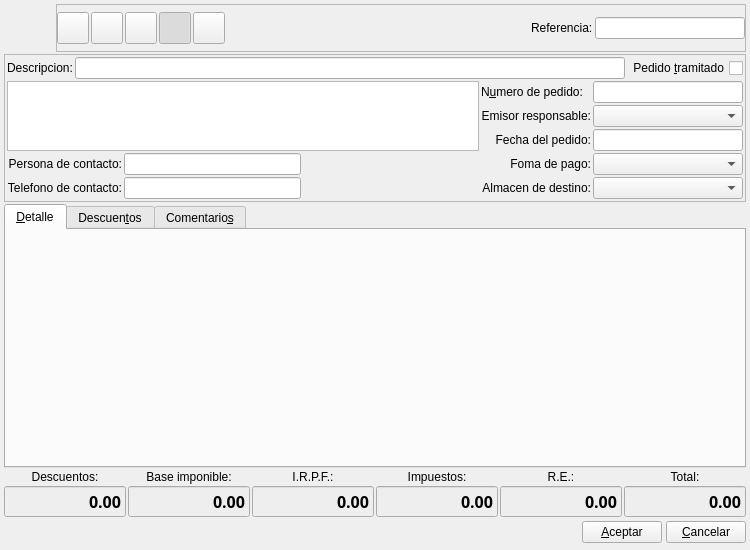
eboladev/Bulmages-1, file bulmages/bulmafact/plugins/pluginbf_proveedorpedido/pedidoproveedorbase.ui: the form before one commit.
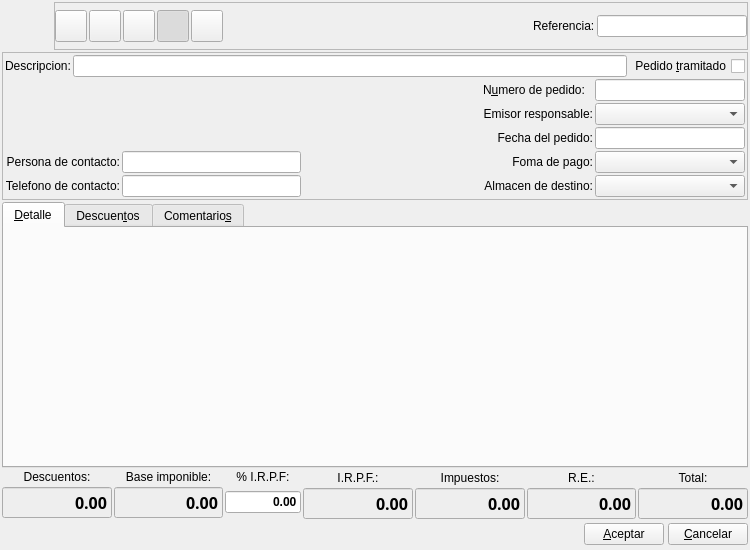
The form after the commit. Icons and pictures are not drawn. Custom widgets are drawn as their Qt base class.

```diff
--- a/bulmages/bulmafact/plugins/pluginbf_proveedorpedido/pedidoproveedorbase.ui
+++ b/bulmages/bulmafact/plugins/pluginbf_proveedorpedido/pedidoproveedorbase.ui
@@ -31,10 +31,7 @@
     <normaloff>:/Images/supplier-purchase-order.png</normaloff>:/Images/supplier-purchase-order.png</iconset>
   </property>
   <layout class="QGridLayout" name="gridLayout_2">
-   <property name="margin">
-    <number>4</number>
-   </property>
-   <item row="0" column="0" colspan="6">
+   <item row="0" column="0" colspan="7">
     <layout class="QHBoxLayout">
      <property name="spacing">
       <number>4</number>
@@ -377,7 +374,7 @@
      </item>
     </layout>
    </item>
-   <item row="1" column="0" colspan="6">
+   <item row="1" column="0" colspan="7">
     <widget class="QFrame" name="frame">
      <property name="minimumSize">
       <size>
@@ -422,7 +419,7 @@
        </widget>
       </item>
       <item row="1" column="0" rowspan="3" colspan="4">
-       <widget class="BlSearchWidget" name="mui_idproveedor">
+       <widget class="BlSearchWidget" name="mui_idproveedor" native="true">
         <property name="sizePolicy">
          <sizepolicy hsizetype="Expanding" vsizetype="Ignored">
           <horstretch>0</horstretch>
@@ -696,7 +693,7 @@
      </layout>
     </widget>
    </item>
-   <item row="2" column="0" colspan="6">
+   <item row="2" column="0" colspan="7">
     <widget class="QTabWidget" name="discounts">
      <property name="enabled">
       <bool>true</bool>
@@ -793,6 +790,16 @@
     </widget>
    </item>
    <item row="3" column="2">
+    <widget class="QLabel" name="label">
+     <property name="text">
+      <string>% I.R.P.F:</string>
+     </property>
+     <property name="alignment">
+      <set>Qt::AlignCenter</set>
+     </property>
+    </widget>
+   </item>
+   <item row="3" column="3" rowspan="2">
     <widget class="QLabel" name="label4_3">
      <property name="text">
       <string>I.R.P.F.:</string>
@@ -802,7 +809,7 @@
      </property>
     </widget>
    </item>
-   <item row="3" column="3">
+   <item row="3" column="4" rowspan="2">
     <widget class="QLabel" name="label4">
      <property name="text">
       <string>Impuestos:</string>
@@ -812,7 +819,7 @@
      </property>
     </widget>
    </item>
-   <item row="3" column="4">
+   <item row="3" column="5" rowspan="2">
     <widget class="QLabel" name="label4_2">
      <property name="text">
       <string>R.E.:</string>
@@ -822,7 +829,7 @@
      </property>
     </widget>
    </item>
-   <item row="3" column="5">
+   <item row="3" column="6" rowspan="2">
     <widget class="QLabel" name="label1">
      <property name="text">
       <string>Total:</string>
@@ -832,7 +839,7 @@
      </property>
     </widget>
    </item>
-   <item row="4" column="0">
+   <item row="4" column="0" rowspan="2">
     <widget class="QLineEdit" name="mui_totalDescuentos">
      <property name="enabled">
       <bool>true</bool>
@@ -908,7 +915,7 @@
      </property>
     </widget>
    </item>
-   <item row="4" column="1">
+   <item row="4" column="1" rowspan="2">
     <widget class="QLineEdit" name="mui_totalBaseImponible">
      <property name="minimumSize">
       <size>
@@ -981,7 +988,23 @@
      </property>
     </widget>
    </item>
-   <item row="4" column="2">
+   <item row="4" column="2" rowspan="2">
+    <widget class="QLineEdit" name="mui_irpfpedidoproveedor">
+     <property name="font">
+      <font>
+       <weight>75</weight>
+       <bold>true</bold>
+      </font>
+     </property>
+     <property name="text">
+      <string>0.00</string>
+     </property>
+     <property name="alignment">
+      <set>Qt::AlignRight|Qt::AlignTrailing|Qt::AlignVCenter</set>
+     </property>
+    </widget>
+   </item>
+   <item row="5" column="3">
     <widget class="QLineEdit" name="mui_totalIRPF">
      <property name="minimumSize">
       <size>
@@ -1054,7 +1077,7 @@
      </property>
     </widget>
    </item>
-   <item row="4" column="3">
+   <item row="5" column="4">
     <widget class="QLineEdit" name="mui_totalImpuestos">
      <property name="minimumSize">
       <size>
@@ -1127,7 +1150,7 @@
      </property>
     </widget>
    </item>
-   <item row="4" column="4">
+   <item row="5" column="5">
     <widget class="QLineEdit" name="mui_totalRecargo">
      <property name="minimumSize">
       <size>
@@ -1200,7 +1223,7 @@
      </property>
     </widget>
    </item>
-   <item row="4" column="5">
+   <item row="5" column="6">
     <widget class="QLineEdit" name="mui_totalPedido">
      <property name="enabled">
       <bool>true</bool>
@@ -1276,7 +1299,7 @@
      </property>
     </widget>
    </item>
-   <item row="5" column="0" colspan="6">
+   <item row="6" column="0" colspan="7">
     <layout class="QHBoxLayout">
      <property name="spacing">
       <number>4</number>
@@ -1322,21 +1345,26 @@
    <extends>QLineEdit</extends>
    <header>bfbuscarreferencia.h</header>
   </customwidget>
-  <customwidget>
-   <class>BlDateSearch</class>
-   <extends>QLineEdit</extends>
-   <header>bldatesearch.h</header>
-  </customwidget>
-  <customwidget>
-   <class>BfBuscarFormaPago</class>
-   <extends>QComboBox</extends>
-   <header>bfbuscarformapago.h</header>
-  </customwidget>
   <customwidget>
    <class>BfBuscarAlmacen</class>
    <extends>QComboBox</extends>
    <header>bfbuscaralmacen.h</header>
   </customwidget>
+  <customwidget>
+   <class>BfBuscarFormaPago</class>
+   <extends>QComboBox</extends>
+   <header>bfbuscarformapago.h</header>
+  </customwidget>
+  <customwidget>
+   <class>BlDateSearch</class>
+   <extends>QLineEdit</extends>
+   <header>../../bulmalib/src/bldatesearch.h</header>
+  </customwidget>
+  <customwidget>
+   <class>BlSearchWidget</class>
+   <extends>QWidget</extends>
+   <header>blsearchwidget.h</header>
+  </customwidget>
   <customwidget>
    <class>ListLinPedidoProveedorView</class>
    <extends>QWidget</extends>
@@ -1352,11 +1380,6 @@
    <extends>QComboBox</extends>
    <header>bfbuscartrabajador.h</header>
   </customwidget>
-  <customwidget>
-   <class>BlSearchWidget</class>
-   <extends>QTextEdit</extends>
-   <header>blsearchwidget.h</header>
-  </customwidget>
  </customwidgets>
  <tabstops>
   <tabstop>mui_refpedidoproveedor</tabstop>
```
